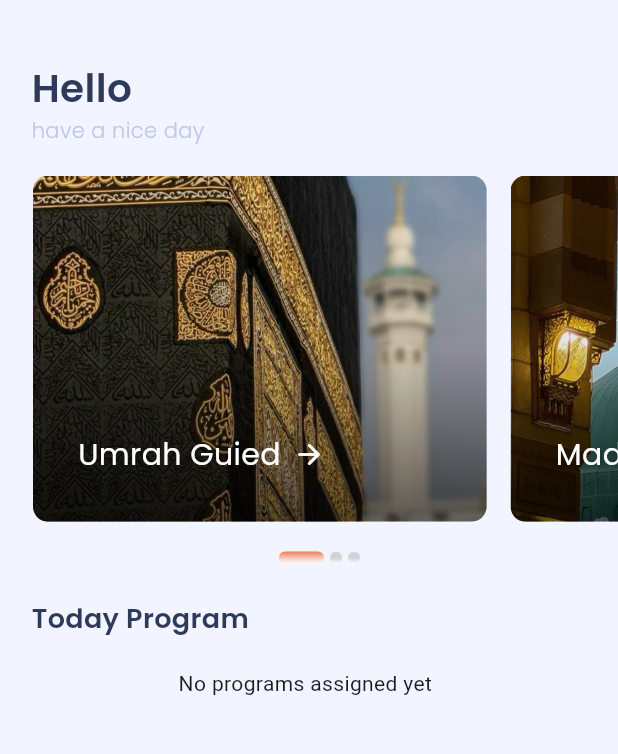
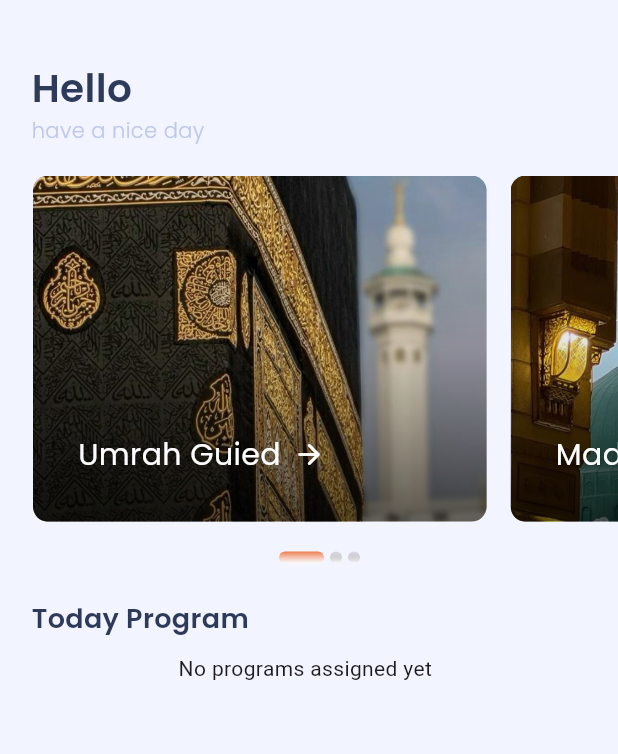
Before and after one commit to AbdulwahabJ/SIT-Mobile-App, a Flutter app: the HomeScreen screen opened by its route, on a phone screen of 412 x 824 dp, the part 84-838 px from its top. Run offline on Flutter 3.47's test engine with Material 3 defaults, Android fonts, the phone set to English and light mode, and no system bars; drawn by our look-alikes of carousel_slider; our stand-ins replace bloc, cached_network_image, device_preview, dio, equatable, firebase_core and 8 more; missing offline and left inert: phone_input, syncfusion_flutter_pdfviewer; accounts and stored records are empty.

Commit message:
fix list view scroller issue in home screen

```diff
--- a/lib/features/customer_app/data/presentation/widgets/HomeScreenWidgets/home_screen_body.dart
+++ b/lib/features/customer_app/data/presentation/widgets/HomeScreenWidgets/home_screen_body.dart
@@ -40,7 +40,7 @@ class _HomeScreenBodyState extends State<HomeScreenBody> {
           : const EdgeInsets.only(left: AppPadding.homeScreensPadding),
       child: Column(
         crossAxisAlignment: CrossAxisAlignment.start,
-        mainAxisSize: MainAxisSize.min,
+        // mainAxisSize: MainAxisSize.min,
         children: [
           const SizedBox(height: 40),
           Padding(
@@ -74,7 +74,7 @@ class _HomeScreenBodyState extends State<HomeScreenBody> {
             child: Text(S.of(context).todayProgram,
                 style: AppStyles.styleSemiBold18),
           ),
-          const SizedBox(height: 20),
+          const SizedBox(height: 10),
           Padding(
             padding: EdgeInsets.only(
                 right: isArabic() ? 0 : 19.0, left: isArabic() ? 19 : 0),
--- a/lib/features/customer_app/data/presentation/widgets/HomeScreenWidgets/today_program_list_view.dart
+++ b/lib/features/customer_app/data/presentation/widgets/HomeScreenWidgets/today_program_list_view.dart
@@ -28,7 +28,7 @@ class _TodayProgramListViewState extends State<TodayProgramListView> {
 
   Future<void> getProgramsForToday() async {
     String? userGroupName = await isUserHaveGroup();
-    print('ussseer: ${userGroupName}');
+    // print('ussseer: ${userGroupName}');
     await context
         .read<AdminSettingsCubit>()
         .getProgramsForToday(userGroupName.isEmpty ? userGroupName : "");
@@ -40,7 +40,6 @@ class _TodayProgramListViewState extends State<TodayProgramListView> {
       textDirection: isArabic() ? TextDirection.rtl : TextDirection.ltr,
       child: Column(
         mainAxisSize: MainAxisSize.min, // لضبط العمود ليكون مرنًا
-
         children: [
           BlocListener<AdminSettingsCubit, AdminSettingsState>(
             listener: (context, state) {
@@ -65,12 +64,8 @@ class _TodayProgramListViewState extends State<TodayProgramListView> {
               } else if (programsList.isEmpty) {
                 return const Center(child: Text('No programs assigned yet'));
               }
-              return ListView.builder(
-                physics: const AlwaysScrollableScrollPhysics(), // new
-                scrollDirection: Axis.vertical,
-                itemCount: programsList.length,
-                shrinkWrap: true,
-                itemBuilder: (context, index) {
+              return Column(
+                children: List.generate(programsList.length, (index) {
                   final item = programsList[index];
                   return Padding(
                     padding: const EdgeInsets.symmetric(vertical: 6.0),
@@ -101,7 +96,7 @@ class _TodayProgramListViewState extends State<TodayProgramListView> {
                       ),
                     ),
                   );
-                },
+                }),
               );
             },
           ),
```
